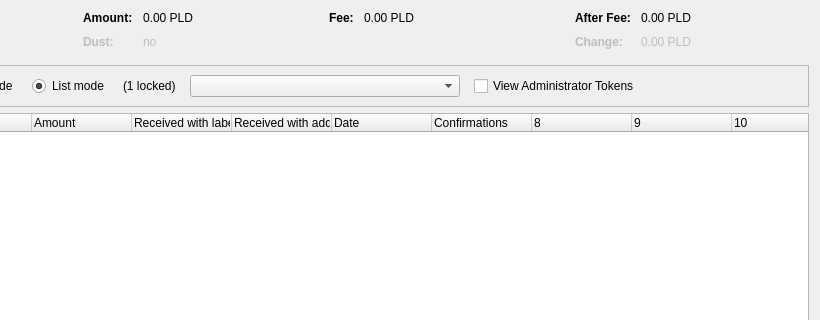
The window that src/qt/forms/tokencontroldialog.ui (PaladeumBlockchain/Paladeum) describes before a commit, drawn with Qt 5; both pictures show x 180 to 1000 and y 0 to 320 of the 1000 by 500 pixel window.
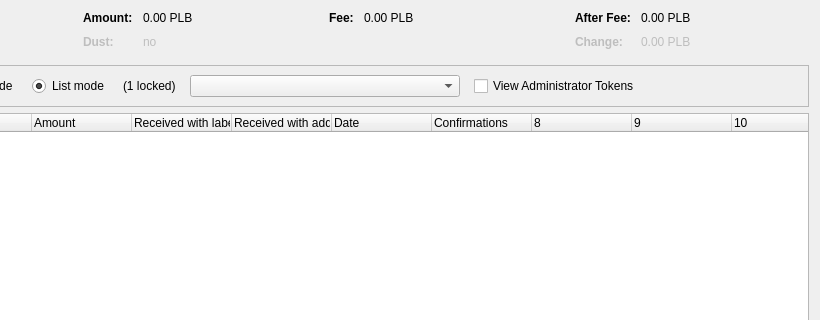
The same window after the commit. Custom widgets are drawn as their Qt base class.

The edit to the form file:
```diff
--- a/src/qt/forms/tokencontroldialog.ui
+++ b/src/qt/forms/tokencontroldialog.ui
@@ -132,7 +132,7 @@
           <enum>Qt::ActionsContextMenu</enum>
          </property>
          <property name="text">
-          <string notr="true">0.00 PLD</string>
+          <string notr="true">0.00 PLB</string>
          </property>
          <property name="textInteractionFlags">
           <set>Qt::LinksAccessibleByMouse|Qt::TextSelectableByKeyboard|Qt::TextSelectableByMouse</set>
@@ -212,7 +212,7 @@
           <enum>Qt::ActionsContextMenu</enum>
          </property>
          <property name="text">
-          <string notr="true">0.00 PLD</string>
+          <string notr="true">0.00 PLB</string>
          </property>
          <property name="textInteractionFlags">
           <set>Qt::LinksAccessibleByMouse|Qt::TextSelectableByKeyboard|Qt::TextSelectableByMouse</set>
@@ -257,7 +257,7 @@
           <enum>Qt::ActionsContextMenu</enum>
          </property>
          <property name="text">
-          <string notr="true">0.00 PLD</string>
+          <string notr="true">0.00 PLB</string>
          </property>
          <property name="textInteractionFlags">
           <set>Qt::LinksAccessibleByMouse|Qt::TextSelectableByKeyboard|Qt::TextSelectableByMouse</set>
@@ -292,7 +292,7 @@
           <enum>Qt::ActionsContextMenu</enum>
          </property>
          <property name="text">
-          <string notr="true">0.00 PLD</string>
+          <string notr="true">0.00 PLB</string>
          </property>
          <property name="textInteractionFlags">
           <set>Qt::LinksAccessibleByMouse|Qt::TextSelectableByKeyboard|Qt::TextSelectableByMouse</set>
```
